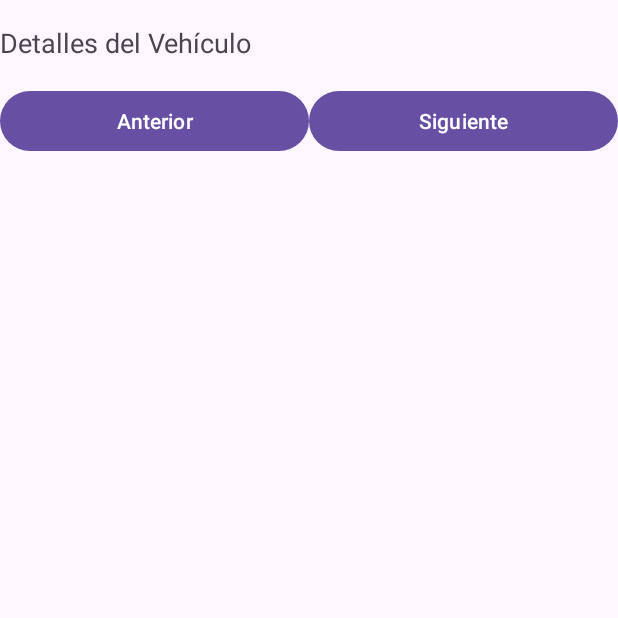
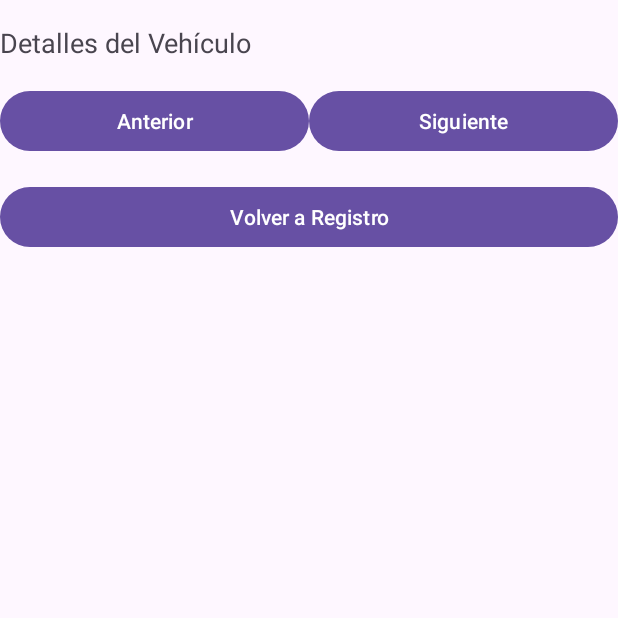
Before and after one commit to tomasmolinaarias/repositorio_vehiculo_movil, an Android app: the ListActivity screen opened directly, with no data from a screen before it, on a phone screen of 412 x 824 dp, the top half of it. Run offline under Robolectric (Android 15) with nearby library versions, the phone set to English and light mode, and no system bars.

Commit message:
funcion de boton volver a registro

```diff
--- a/app/src/main/java/com/example/poo_auto/ListActivity.java
+++ b/app/src/main/java/com/example/poo_auto/ListActivity.java
@@ -1,5 +1,6 @@
 package com.example.poo_auto;
 
+import android.content.Intent;
 import android.os.Bundle;
 import android.view.View;
 import android.widget.AdapterView;
@@ -15,7 +16,7 @@ import java.util.ArrayList;
 public class ListActivity extends AppCompatActivity {
 
     private TextView tvDetallesVehiculo;
-    private Button btnAnterior, btnSiguiente;
+    private Button btnAnterior, btnSiguiente, btnVolverRegistro;
     private ListView lvVehiculos;
 
     private ArrayList<Vehiculo> listaVehiculos;
@@ -30,6 +31,7 @@ public class ListActivity extends AppCompatActivity {
         tvDetallesVehiculo = findViewById(R.id.tvDetallesVehiculo);
         btnAnterior = findViewById(R.id.btnAnterior);
         btnSiguiente = findViewById(R.id.btnSiguiente);
+        btnVolverRegistro = findViewById(R.id.btnVolverRegistro);
         lvVehiculos = findViewById(R.id.lvVehiculos);
 
         // Obtener la lista de vehículos desde MainActivity
@@ -81,6 +83,17 @@ public class ListActivity extends AppCompatActivity {
                 mostrarDetallesVehiculo(currentPosition);
             }
         });
+
+        // Configurar el botón "Volver a Registro"
+        btnVolverRegistro.setOnClickListener(new View.OnClickListener() {
+            @Override
+            public void onClick(View v) {
+                // Regresar a MainActivity (la actividad de registro)
+                Intent intent = new Intent(ListActivity.this, MainActivity.class);
+                startActivity(intent);
+                finish();  // Opcional: Finalizar ListActivity para que no quede en la pila de actividades
+            }
+        });
     }
 
     // Método para mostrar los detalles del vehículo en el TextView
--- a/app/src/main/res/layout/activity_list.xml
+++ b/app/src/main/res/layout/activity_list.xml
@@ -41,12 +41,23 @@
         app:layout_constraintLeft_toRightOf="@id/btnAnterior"
         app:layout_constraintRight_toRightOf="parent" />
 
+    <!-- Botón Volver a Registro -->
+    <Button
+        android:id="@+id/btnVolverRegistro"
+        android:layout_width="0dp"
+        android:layout_height="wrap_content"
+        android:text="Volver a Registro"
+        app:layout_constraintTop_toBottomOf="@id/btnSiguiente"
+        app:layout_constraintLeft_toLeftOf="parent"
+        app:layout_constraintRight_toRightOf="parent"
+        android:layout_marginTop="16dp" />
+
     <!-- ListView para mostrar la lista de vehículos -->
     <ListView
         android:id="@+id/lvVehiculos"
         android:layout_width="0dp"
         android:layout_height="0dp"
-        app:layout_constraintTop_toBottomOf="@id/btnSiguiente"
+        app:layout_constraintTop_toBottomOf="@id/btnVolverRegistro"
         app:layout_constraintBottom_toBottomOf="parent"
         app:layout_constraintLeft_toLeftOf="parent"
         app:layout_constraintRight_toRightOf="parent" />
```
